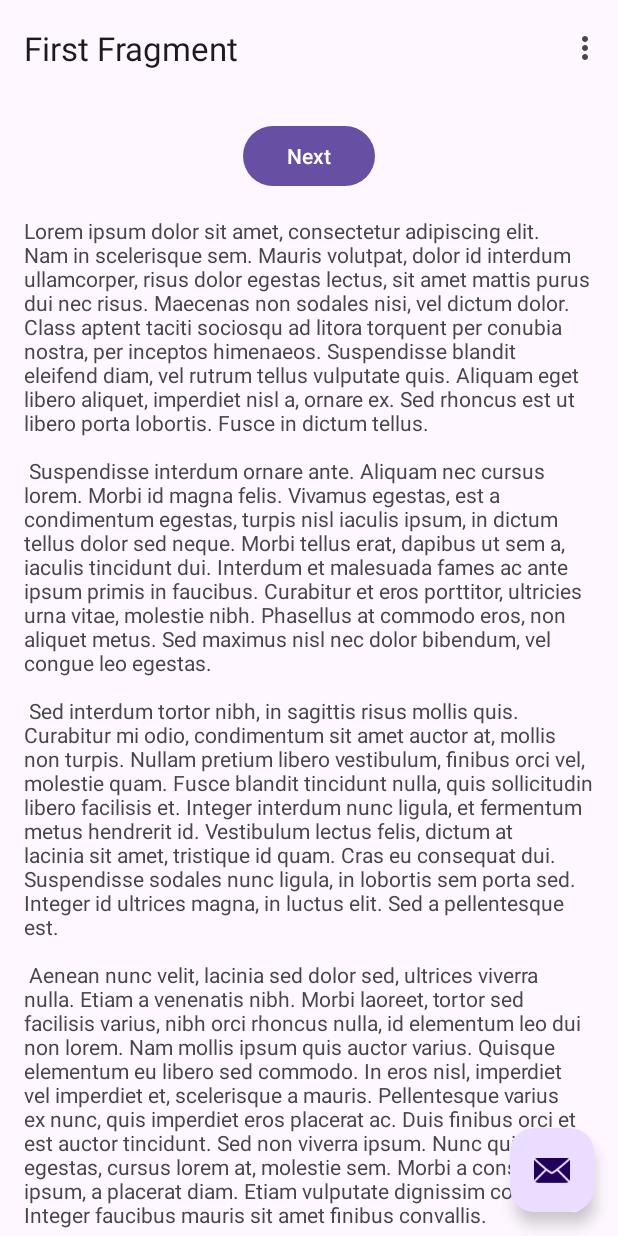
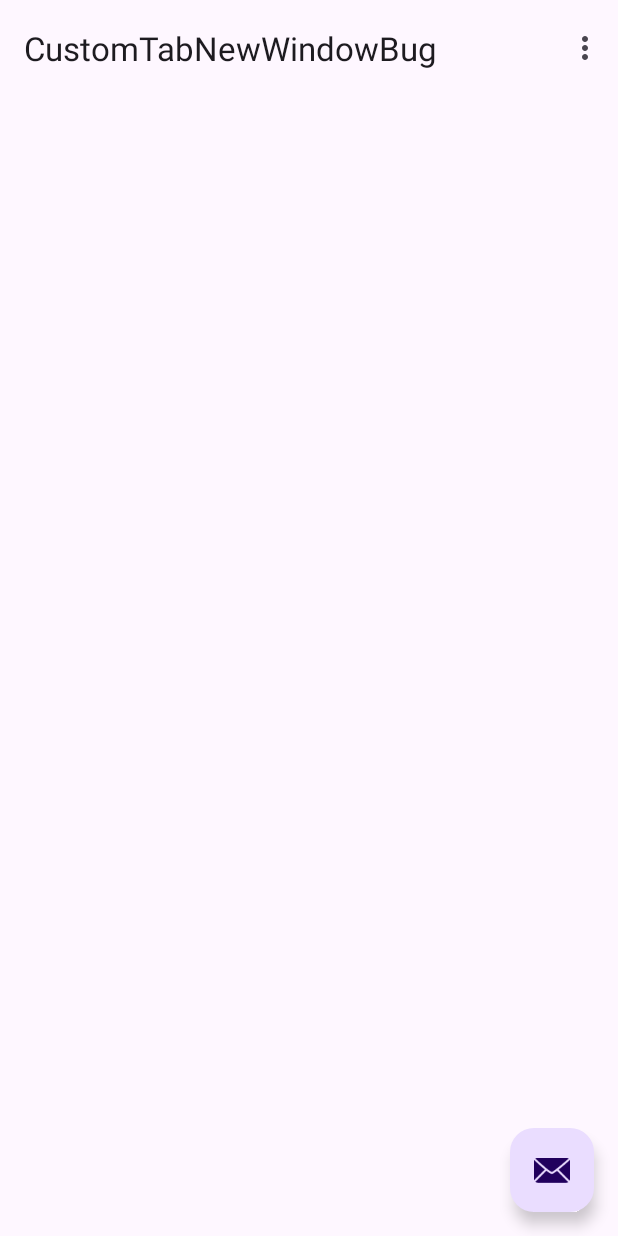
Before and after one commit to melissaosullivan/CustomTabNewWindowBug, an Android app: the screen it shows after launch (MainActivity), on a phone screen of 412 x 824 dp. Run offline under Robolectric (Android 15) with nearby library versions, the phone set to English and light mode, and no system bars.

Commit message:
remove fragments and nav

```diff
--- a/app/build.gradle.kts
+++ b/app/build.gradle.kts
@@ -5,12 +5,12 @@ plugins {
 
 android {
   namespace = "com.example.customtabnewwindowbug"
-  compileSdk = 33
+  compileSdk = 34
 
   defaultConfig {
     applicationId = "com.example.customtabnewwindowbug"
     minSdk = 24
-    targetSdk = 33
+    targetSdk = 34
     versionCode = 1
     versionName = "1.0"
 
--- a/app/src/main/java/com/example/customtabnewwindowbug/FirstFragment.kt
+++ /dev/null
@@ -1,44 +0,0 @@
-package com.example.customtabnewwindowbug
-
-import android.os.Bundle
-import androidx.fragment.app.Fragment
-import android.view.LayoutInflater
-import android.view.View
-import android.view.ViewGroup
-import androidx.navigation.fragment.findNavController
-import com.example.customtabnewwindowbug.databinding.FragmentFirstBinding
-
-/**
- * A simple [Fragment] subclass as the default destination in the navigation.
- */
-class FirstFragment : Fragment() {
-
-  private var _binding: FragmentFirstBinding? = null
-
-  // This property is only valid between onCreateView and
-  // onDestroyView.
-  private val binding get() = _binding!!
-
-  override fun onCreateView(
-    inflater: LayoutInflater, container: ViewGroup?,
-    savedInstanceState: Bundle?
-  ): View? {
-
-    _binding = FragmentFirstBinding.inflate(inflater, container, false)
-    return binding.root
-
-  }
-
-  override fun onViewCreated(view: View, savedInstanceState: Bundle?) {
-    super.onViewCreated(view, savedInstanceState)
-
-    binding.buttonFirst.setOnClickListener {
-      findNavController().navigate(R.id.action_FirstFragment_to_SecondFragment)
-    }
-  }
-
-  override fun onDestroyView() {
-    super.onDestroyView()
-    _binding = null
-  }
-}
--- a/app/src/main/java/com/example/customtabnewwindowbug/MainActivity.kt
+++ b/app/src/main/java/com/example/customtabnewwindowbug/MainActivity.kt
@@ -3,17 +3,12 @@ package com.example.customtabnewwindowbug
 import android.os.Bundle
 import com.google.android.material.snackbar.Snackbar
 import androidx.appcompat.app.AppCompatActivity
-import androidx.navigation.findNavController
-import androidx.navigation.ui.AppBarConfiguration
-import androidx.navigation.ui.navigateUp
-import androidx.navigation.ui.setupActionBarWithNavController
 import android.view.Menu
 import android.view.MenuItem
 import com.example.customtabnewwindowbug.databinding.ActivityMainBinding
 
 class MainActivity : AppCompatActivity() {
 
-  private lateinit var appBarConfiguration: AppBarConfiguration
   private lateinit var binding: ActivityMainBinding
 
   override fun onCreate(savedInstanceState: Bundle?) {
@@ -23,10 +18,6 @@ class MainActivity : AppCompatActivity() {
     setContentView(binding.root)
 
     setSupportActionBar(binding.toolbar)
-
-    val navController = findNavController(R.id.nav_host_fragment_content_main)
-    appBarConfiguration = AppBarConfiguration(navController.graph)
-    setupActionBarWithNavController(navController, appBarConfiguration)
 
     binding.fab.setOnClickListener { view ->
       Snackbar.make(view, "Replace with your own action", Snackbar.LENGTH_LONG)
@@ -49,10 +40,4 @@ class MainActivity : AppCompatActivity() {
       else -> super.onOptionsItemSelected(item)
     }
   }
-
-  override fun onSupportNavigateUp(): Boolean {
-    val navController = findNavController(R.id.nav_host_fragment_content_main)
-    return navController.navigateUp(appBarConfiguration)
-        || super.onSupportNavigateUp()
-  }
 }
--- a/app/src/main/res/layout/activity_main.xml
+++ b/app/src/main/res/layout/activity_main.xml
@@ -19,8 +19,6 @@
 
   </com.google.android.material.appbar.AppBarLayout>
 
-  <include layout="@layout/content_main" />
-
   <com.google.android.material.floatingactionbutton.FloatingActionButton
     android:id="@+id/fab"
     android:layout_gravity="bottom|end"
--- a/app/src/main/res/layout/content_main.xml
+++ /dev/null
@@ -1,19 +0,0 @@
-<?xml version="1.0" encoding="utf-8"?>
-<androidx.constraintlayout.widget.ConstraintLayout xmlns:android="http://schemas.android.com/apk/res/android"
-  xmlns:app="http://schemas.android.com/apk/res-auto"
-  android:layout_height="match_parent"
-  android:layout_width="match_parent"
-  app:layout_behavior="@string/appbar_scrolling_view_behavior">
-
-  <fragment
-    android:id="@+id/nav_host_fragment_content_main"
-    android:name="androidx.navigation.fragment.NavHostFragment"
-    android:layout_height="0dp"
-    android:layout_width="0dp"
-    app:defaultNavHost="true"
-    app:layout_constraintBottom_toBottomOf="parent"
-    app:layout_constraintEnd_toEndOf="parent"
-    app:layout_constraintStart_toStartOf="parent"
-    app:layout_constraintTop_toTopOf="parent"
-    app:navGraph="@navigation/nav_graph" />
-</androidx.constraintlayout.widget.ConstraintLayout>
--- a/app/src/main/res/layout/fragment_first.xml
+++ /dev/null
@@ -1,35 +0,0 @@
-<?xml version="1.0" encoding="utf-8"?>
-<androidx.core.widget.NestedScrollView xmlns:android="http://schemas.android.com/apk/res/android"
-  xmlns:app="http://schemas.android.com/apk/res-auto"
-  xmlns:tools="http://schemas.android.com/tools"
-  android:layout_height="match_parent"
-  android:layout_width="match_parent"
-  tools:context=".FirstFragment">
-
-  <androidx.constraintlayout.widget.ConstraintLayout
-    android:layout_height="match_parent"
-    android:layout_width="match_parent"
-    android:padding="16dp">
-
-    <Button
-      android:id="@+id/button_first"
-      android:layout_height="wrap_content"
-      android:layout_width="wrap_content"
-      android:text="@string/next"
-      app:layout_constraintBottom_toTopOf="@id/textview_first"
-      app:layout_constraintEnd_toEndOf="parent"
-      app:layout_constraintStart_toStartOf="parent"
-      app:layout_constraintTop_toTopOf="parent" />
-
-    <TextView
-      android:id="@+id/textview_first"
-      android:layout_height="wrap_content"
-      android:layout_marginTop="16dp"
-      android:layout_width="wrap_content"
-      android:text="@string/lorem_ipsum"
-      app:layout_constraintBottom_toBottomOf="parent"
-      app:layout_constraintEnd_toEndOf="parent"
-      app:layout_constraintStart_toStartOf="parent"
-      app:layout_constraintTop_toBottomOf="@id/button_first" />
-  </androidx.constraintlayout.widget.ConstraintLayout>
-</androidx.core.widget.NestedScrollView>
--- a/app/src/main/res/navigation/nav_graph.xml
+++ /dev/null
@@ -1,28 +0,0 @@
-<?xml version="1.0" encoding="utf-8"?>
-<navigation xmlns:android="http://schemas.android.com/apk/res/android"
-  xmlns:app="http://schemas.android.com/apk/res-auto"
-  xmlns:tools="http://schemas.android.com/tools"
-  android:id="@+id/nav_graph"
-  app:startDestination="@id/FirstFragment">
-
-  <fragment
-    android:id="@+id/FirstFragment"
-    android:name="com.example.customtabnewwindowbug.FirstFragment"
-    android:label="@string/first_fragment_label"
-    tools:layout="@layout/fragment_first">
-
-    <action
-      android:id="@+id/action_FirstFragment_to_SecondFragment"
-      app:destination="@id/SecondFragment" />
-  </fragment>
-  <fragment
-    android:id="@+id/SecondFragment"
-    android:name="com.example.customtabnewwindowbug.SecondFragment"
-    android:label="@string/second_fragment_label"
-    tools:layout="@layout/fragment_second">
-
-    <action
-      android:id="@+id/action_SecondFragment_to_FirstFragment"
-      app:destination="@id/FirstFragment" />
-  </fragment>
-</navigation>
--- a/app/src/main/res/values/strings.xml
+++ b/app/src/main/res/values/strings.xml
@@ -1,11 +1,6 @@
 <resources>
   <string name="app_name">CustomTabNewWindowBug</string>
   <string name="action_settings">Settings</string>
-  <!-- Strings used for fragments for navigation -->
-  <string name="first_fragment_label">First Fragment</string>
-  <string name="second_fragment_label">Second Fragment</string>
-  <string name="next">Next</string>
-  <string name="previous">Previous</string>
 
   <string name="lorem_ipsum">
     Lorem ipsum dolor sit amet, consectetur adipiscing elit. Nam in scelerisque sem. Mauris volutpat, dolor id interdum
```
Also changed, not shown: app/src/main/java/com/example/customtabnewwindowbug/SecondFragment.kt (deleted, +0 -44 lines), app/src/main/res/layout/fragment_second.xml (deleted, +0 -35 lines).
